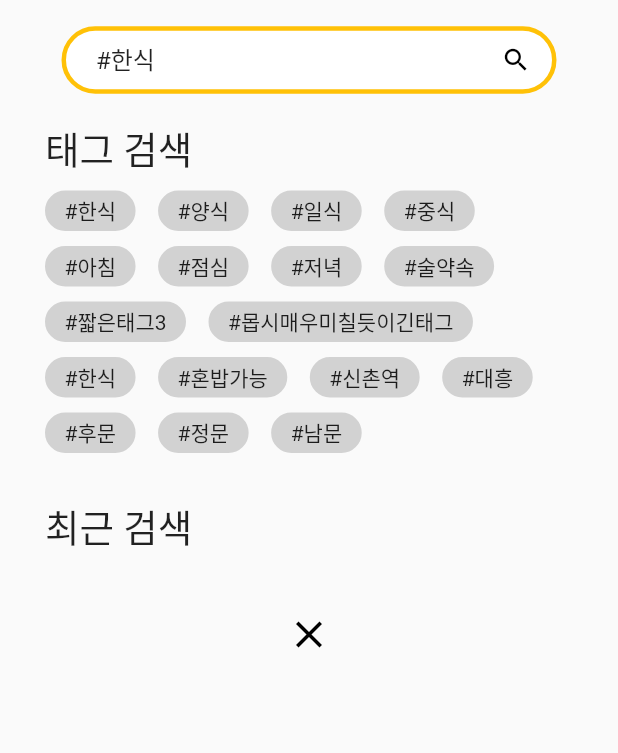
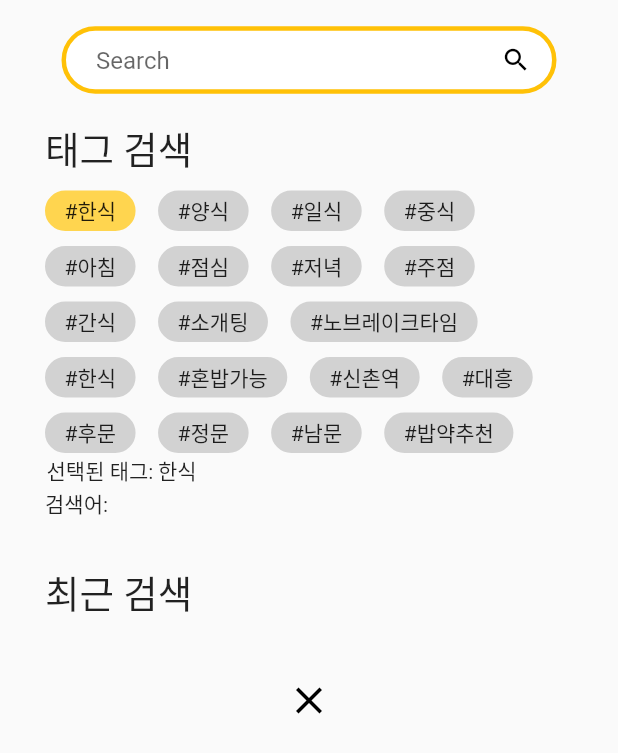
Before and after one commit to JennaEscher/Food.duck-App-Project, a Flutter app: the SearchPage screen opened directly, after a tap on "#한식", on a phone screen of 412 x 824 dp. Shown: the top 753 px of the screen. Run offline on Flutter 3.47's test engine with Material 2 defaults, Android fonts, the phone set to English and light mode, and no system bars; Roboto replaces fonts that are missing (NanumSquareB.ttf).

Commit message:
검색화면 변경, 다른파일 클래스 이름 변경
1.검색화면: 태그 클릭에 따라 태그 배경색 변경, 태그리스트 갱신
최근 검색어 최대길이제한 변경,
최근검색어 클릭시와 검색어 제출시,
키보드에서 엔터 클릭시 검색어 제출(현재는 변경해서 저장)
2.타 파일들 클래스 이름 대문자로 변경

```diff
--- a/main/lib/drawer.dart
+++ b/main/lib/drawer.dart
@@ -63,7 +63,7 @@ class CustomDrawer extends StatelessWidget {
                   Navigator.push(
                     context,
                     MaterialPageRoute(
-                        builder: (context) => const Rand_condition()),
+                        builder: (context) => const RandCondition()),
                   );
                 },
               ),
--- a/main/lib/rand_condition.dart
+++ b/main/lib/rand_condition.dart
@@ -1,8 +1,8 @@
 import 'package:flutter/material.dart';
 import 'widget.dart';
 
-class Rand_condition extends StatelessWidget {
-  const Rand_condition({super.key});
+class RandCondition extends StatelessWidget {
+  const RandCondition({super.key});
 
   @override
   Widget build(BuildContext context) {
@@ -11,7 +11,7 @@ class Rand_condition extends StatelessWidget {
       child: const Column(
         mainAxisAlignment: MainAxisAlignment.start,
         children: [
-          subText("1. 위치 선택", "음식점까지의 이동 범위를 설정할 수 있어요."),
+          SubText("1. 위치 선택", "음식점까지의 이동 범위를 설정할 수 있어요."),
           SizedBox(height: 15),
           LocationSlider(),
           SizedBox(height: 15),
@@ -24,7 +24,7 @@ class Rand_condition extends StatelessWidget {
       child: const Column(
         mainAxisAlignment: MainAxisAlignment.start,
         children: [
-          subText("2. 메뉴 선택", "원하시는 메뉴를 선택할 수 있어요."),
+          SubText("2. 메뉴 선택", "원하시는 메뉴를 선택할 수 있어요."),
           SizedBox(height: 20),
           DropdownChoice(listMenu),
           SizedBox(height: 15),
@@ -37,7 +37,7 @@ class Rand_condition extends StatelessWidget {
       child: const Column(
         mainAxisAlignment: MainAxisAlignment.start,
         children: [
-          subText("3. 가격대 선택", "희망하시는 가격대를 선택할 수 있어요."),
+          SubText("3. 가격대 선택", "희망하시는 가격대를 선택할 수 있어요."),
           SizedBox(height: 20),
           DropdownChoice(listCost),
           SizedBox(height: 20),
@@ -45,8 +45,7 @@ class Rand_condition extends StatelessWidget {
       ),
     );
 
-    Widget buttonSection = Container(
-      child: Column(
+    Widget buttonSection = Column(
       mainAxisSize: MainAxisSize.min,
       children: [
         ElevatedButton(
@@ -66,7 +65,6 @@ class Rand_condition extends StatelessWidget {
           child: const Text("선택 완료"),
         ),
       ],
-      ),
     );
 
     Widget mainSection = Container(
@@ -93,8 +91,8 @@ class Rand_condition extends StatelessWidget {
         body: SafeArea(
           child: ListView(
             children: [
-              const iconSection(),
-              const titleSection("랜덤 추천"),
+              const IconSection(),
+              const TitleSection("랜덤 추천"),
               mainSection,
             ],
           ),
--- a/main/lib/search_page.dart
+++ b/main/lib/search_page.dart
@@ -1,5 +1,6 @@
 import 'package:flutter/material.dart';
 
+//입력: 태그리스트, 최근검색어리스트, 출력://검색어, 태그리스트, 최근검색어리스트
 class SearchPage extends StatefulWidget {
   const SearchPage({Key? key}) : super(key: key);
 
@@ -9,11 +10,26 @@ class SearchPage extends StatefulWidget {
 
 class SearchPageState extends State<SearchPage> {
   final TextEditingController _searchController = TextEditingController();
-  final List<String> tags = [
-    '#한식', '#양식', '#일식', '#중식', '#아침', '#점심', '#저녁', '#술약속',
-    '#짧은태그3', '#몹시매우미칠듯이긴태그',
-    '#한식', '#혼밥가능', '#신촌역', '#대흥', '#후문', '#정문', '#남문',
-    // ... 다른 태그들 추가 ...
+  List<String> tags = [
+    '#한식',
+    '#양식',
+    '#일식',
+    '#중식',
+    '#아침',
+    '#점심',
+    '#저녁',
+    '#주점',
+    '#간식',
+    '#소개팅',
+    '#노브레이크타임',
+    '#한식',
+    '#혼밥가능',
+    '#신촌역',
+    '#대흥',
+    '#후문',
+    '#정문',
+    '#남문',
+    '#밥약추천'
   ];
 
   @override
@@ -22,14 +38,27 @@ class SearchPageState extends State<SearchPage> {
     super.dispose();
   }
 
-  void _addTagToSearchBar(String tag) {
+  void clickTagBottons(String tag) {
     setState(() {
-      _searchController.text += "$tag ";
+      selectedTags = ['선택된 태그:']; //[](빈 리스트)로 수정 예정
+      for (int i = 0; i < isSelected.length; i++) {
+        if (isSelected[i]) {
+          selectedTags.add(tags[i].substring(1)); //#제외
+        }
+      }
     });
   }
 
+  List<bool> isSelected = []; //태그들 선택여부 리스트
+  List<String> selectedTags = ['선택된 태그:']; //선택된태그 리스트
   String searchText = '';
-  List<String> recentSearches = [];
+  List<String> recentSearches = []; //최근검색어 리스트
+
+  @override
+  void initState() {
+    super.initState();
+    isSelected = List.generate(tags.length, (index) => false); // isSelected 초기화
+  }
 
   void _submitSearch() {
     setState(() {
@@ -41,21 +70,20 @@ class SearchPageState extends State<SearchPage> {
         }
       });
     });
-    // 검색 기능을 구현하는 로직을 추가 or 검색어를 다른 페이지로 넘기기
-    // 검색어 넘기면서 페이지 이동하는 코드작성
+    // 검색 기능을 구현하는 로직을 추가
+    //검색어, 태그리스트, 최근검색어리스트를 다른 페이지로 넘기기
+  }
+
+  void clickRecentSearches() {
+    //최근검색어 눌렀을 때
+
+    //클릭한 최근검색어, 빈 태그리스트, 최근검색어리스트를 다른 페이지로 넘기기
   }
 
   void _removeSearchKeyword(String keyword) {
     setState(() {
       recentSearches.remove(keyword);
     });
-  }
-
-  String _truncateWithEllipsis(String text, int maxLength) {
-    if (text.length > maxLength) {
-      return '${text.substring(0, maxLength - 3)}...';
-    }
-    return text;
   }
 
   @override
@@ -70,6 +98,7 @@ class SearchPageState extends State<SearchPage> {
           mainAxisAlignment: MainAxisAlignment.center,
           children: [
             Container(
+              //검색창
               height: 45,
               width: 330,
               decoration: BoxDecoration(
@@ -96,6 +125,9 @@ class SearchPageState extends State<SearchPage> {
                             hintText: 'Search',
                             border: InputBorder.none,
                           ),
+                          onSubmitted: (value) {
+                            _submitSearch(); // 엔터를 입력했을 때 동작
+                          },
                         ),
                       ),
                     ),
@@ -147,16 +179,21 @@ class SearchPageState extends State<SearchPage> {
                     Container(
                       padding: const EdgeInsets.symmetric(horizontal: 10),
                       decoration: BoxDecoration(
-                        color: const Color.fromARGB(255, 210, 210, 210),
+                        color: isSelected[i]
+                            ? Colors.amber[300]
+                            : const Color.fromARGB(255, 210, 210, 210),
                         border: Border.all(
-                          color: const Color.fromARGB(255, 210, 210, 210),
+                          color: isSelected[i]
+                              ? const Color.fromARGB(255, 255, 213, 79)
+                              : const Color.fromARGB(255, 210, 210, 210),
                           width: 3,
                         ),
                         borderRadius: BorderRadius.circular(50),
                       ),
                       child: InkWell(
                         onTap: () {
-                          _addTagToSearchBar(tags[i]);
+                          isSelected[i] = !isSelected[i];
+                          clickTagBottons(tags[i]);
                         },
                         child: Text(tags[i]),
                       ),
@@ -164,6 +201,22 @@ class SearchPageState extends State<SearchPage> {
                 ],
               ),
             ),
+            SizedBox(
+              //태그리스트 확인용, 지울 부분
+              child: Row(
+                children: [
+                  for (String tag in selectedTags)
+                    Container(
+                      margin: const EdgeInsets.only(right: 1),
+                      padding: const EdgeInsets.all(1),
+                      child: Text(tag),
+                    ),
+                ],
+              ),
+            ),
+            Row(
+                //검색어 확인용, 지울 부분
+                children: [Text('검색어: $searchText')]),
             const SizedBox(
               height: 30,
             ),
@@ -194,12 +247,19 @@ class SearchPageState extends State<SearchPage> {
                     child: Row(
                       mainAxisAlignment: MainAxisAlignment.spaceBetween,
                       children: [
-                        InkWell(
-                          onTap: () {
-                            _addTagToSearchBar(recentSearches[i]);
-                          },
-                          child: Text(
-                            _truncateWithEllipsis(recentSearches[i], 24),
+                        Expanded(
+                          child: InkWell(
+                            onTap: () {
+                              setState(() {
+                                searchText = recentSearches[i];
+                              });
+                              clickRecentSearches();
+                            },
+                            child: Text(
+                              recentSearches[i],
+                              overflow: TextOverflow.ellipsis,
+                              maxLines: 1,
+                            ),
                           ),
                         ),
                         IconButton(
```
Also changed, not shown: main/lib/info.dart (+4 -4 lines), main/lib/widget.dart (+6 -6 lines). Lines whose indentation alone changed are shown as unchanged.
